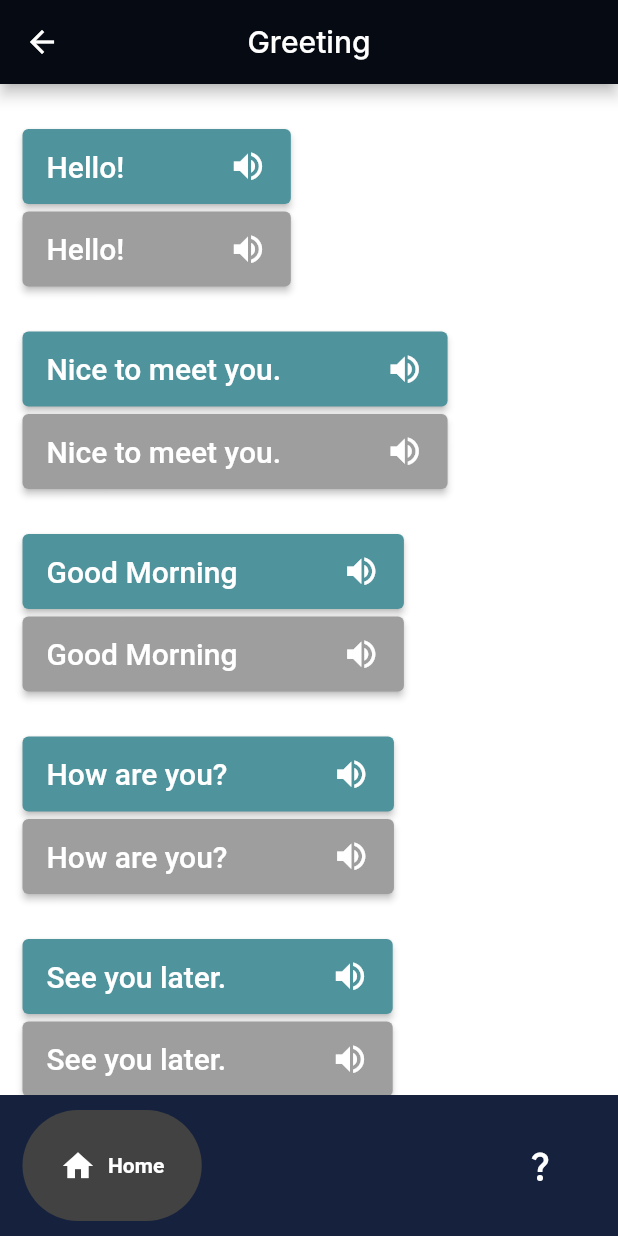
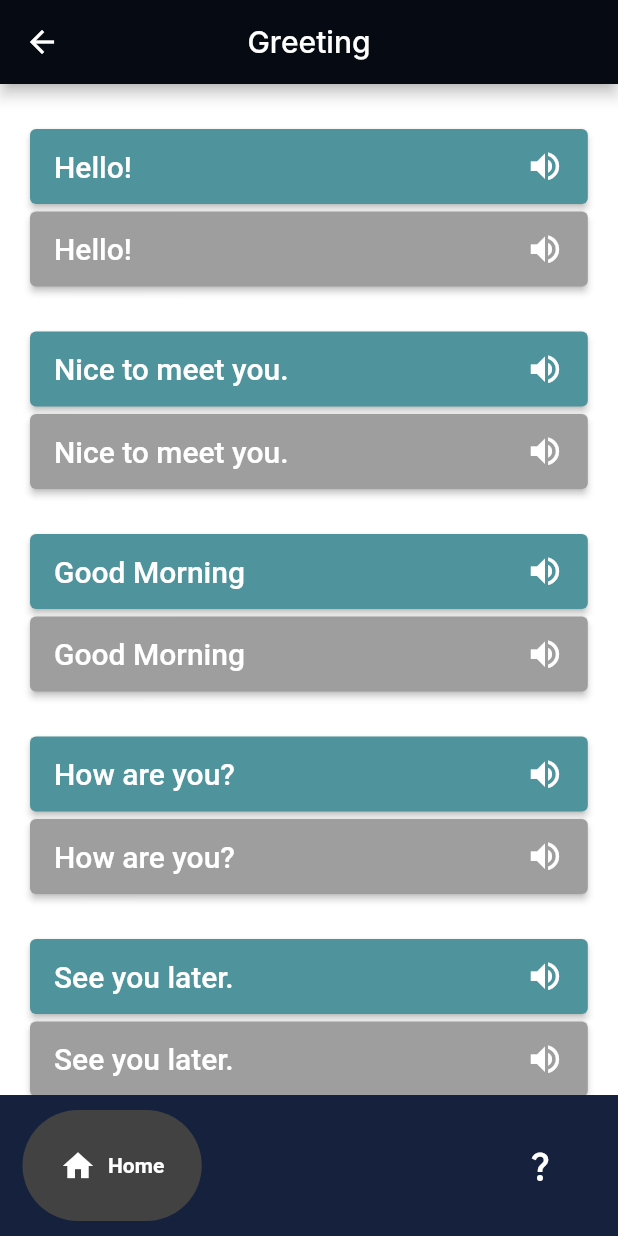
Before and after one commit to Nicolep02/starters, a Flutter app: the Greeting screen opened directly, on a phone screen of 412 x 824 dp. Run offline on Flutter 3.47's test engine with Material 2 defaults, Android fonts, the phone set to English and light mode, and no system bars; drawn by our look-alikes of google_nav_bar; generated files the repository leaves out were written again; Roboto replaces fonts that are missing (Inter).

Commit message:
Final subcategory format greetings.dart

```diff
--- a/lib/conversational_pages/greeting.dart
+++ b/lib/conversational_pages/greeting.dart
@@ -15,6 +15,7 @@ class Greeting extends StatefulWidget {
 class _GreetingState extends State<Greeting> {
   @override
   Widget build(BuildContext context) {
+    double c_width = MediaQuery.of(context).size.width*0.74;
     return Scaffold(
       backgroundColor: Colors.white,
       appBar: AppBar(
@@ -36,9 +37,9 @@ class _GreetingState extends State<Greeting> {
               crossAxisAlignment: CrossAxisAlignment.end,
               children: [
                 //SizedBox(width: 30),
-                SizedBox(width: 15,),
-
+                SizedBox(width: 20),
                 Column(
+                  crossAxisAlignment: CrossAxisAlignment.start,
                   children: [
                     SizedBox(height: 30),
                     ElevatedButton(
@@ -49,10 +50,78 @@ class _GreetingState extends State<Greeting> {
                       child: Row(
                         mainAxisSize: MainAxisSize.min,
                         children: [
-                          Text("Hello!",
-                            style: TextStyle(fontSize: 20),), // <-- Text
+                          Container(
+                            width: c_width,
+                            padding: EdgeInsets.fromLTRB(0, 8, 0, 8),
+                            child: Text("Hello!",
+                              style: TextStyle(fontSize: 20),),
+                          ), // <-- Text
                           SizedBox(
-                              width: 70, height: 50
+                              width: 10, height: 50
+                          ),
+                          Icon( // <-- Icon
+                            Icons.volume_up,
+                            size: 25.0,
+                          ),
+                        ],
+                      ),
+                    ),
+                    SizedBox(height: 5),
+                    ElevatedButton(
+                      onPressed: () {},
+                      style: ElevatedButton.styleFrom(
+                        backgroundColor: Colors.grey,
+                      ),
+                      child: Row(
+                        // mainAxisSize: MainAxisSize.min,
+                        children: [
+                          Container(
+                            width: c_width,
+                            padding: EdgeInsets.fromLTRB(0, 8, 0, 8),
+                            child: Text(AppLocalizations.of(context)!.greetingOne,
+                            style: TextStyle(fontSize: 20),
+                            ),
+                          ), // <-- Text
+                          SizedBox(
+                              width: 10, height: 50
+                          ),
+                          Icon( // <-- Icon
+                            Icons.volume_up,
+                            size: 25.0,
+                          ),
+                        ],
+                      ),
+                    ),
+                  ],
+                ),
+              ],),
+
+            Row(
+              mainAxisAlignment: MainAxisAlignment.start,
+              crossAxisAlignment: CrossAxisAlignment.end,
+              children: [
+                //SizedBox(width: 30),
+                SizedBox(width: 20),
+                Column(
+                  crossAxisAlignment: CrossAxisAlignment.start,
+                  children: [
+                    SizedBox(height: 30),
+                    ElevatedButton(
+                      onPressed: () {},
+                      style: ElevatedButton.styleFrom(
+                        backgroundColor: Color(0xFF4F939C),
+                      ),
+                      child: Row(
+                        mainAxisSize: MainAxisSize.min,
+                        children: [
+                          Container(
+                            width: c_width,
+                            padding: EdgeInsets.fromLTRB(0, 8, 0, 8),
+                            child: Text("Nice to meet you.",
+                              style: TextStyle(fontSize: 20),),
+                          ), // <-- Text
+                          SizedBox(
+                              width: 10, height: 50
                           ),
                           Icon( // <-- Icon
                             Icons.volume_up,
@@ -70,10 +139,14 @@ class _GreetingState extends State<Greeting> {
                       child: Row(
                         mainAxisSize: MainAxisSize.min,
                         children: [
-                          Text(AppLocalizations.of(context)!.greetingOne,
-                            style: TextStyle(fontSize: 20),), // <-- Text
+                          Container(
+                            width: c_width,
+                            padding: EdgeInsets.fromLTRB(0, 8, 0, 8),
+                            child: Text(AppLocalizations.of(context)!.greetingTwo,
+                      style: TextStyle(fontSize: 20),),
+                          ),// <-- Text
                           SizedBox(
-                              width: 70, height: 50
+                              width: 10, height: 50
                           ),
                           Icon( // <-- Icon
                             Icons.volume_up,
@@ -85,15 +158,14 @@ class _GreetingState extends State<Greeting> {
                   ],
                 ),
               ],),
-
             Row(
               mainAxisAlignment: MainAxisAlignment.start,
               crossAxisAlignment: CrossAxisAlignment.end,
               children: [
                 //SizedBox(width: 30),
-                SizedBox(width: 15,),
-
+                SizedBox(width: 20),
                 Column(
+                  crossAxisAlignment: CrossAxisAlignment.start,
                   children: [
                     SizedBox(height: 30),
                     ElevatedButton(
@@ -104,10 +176,14 @@ class _GreetingState extends State<Greeting> {
                       child: Row(
                         mainAxisSize: MainAxisSize.min,
                         children: [
-                          Text("Nice to meet you.",
-                            style: TextStyle(fontSize: 20),), // <-- Text
+                          Container(
+                            width: c_width,
+                            padding: EdgeInsets.fromLTRB(0, 8, 0, 8),
+                            child: Text("Good Morning",
+                              style: TextStyle(fontSize: 20),),
+                          ), // <-- Text
                           SizedBox(
-                              width: 70, height: 50
+                              width: 10, height: 50
                           ),
                           Icon( // <-- Icon
                             Icons.volume_up,
@@ -125,10 +201,14 @@ class _GreetingState extends State<Greeting> {
                       child: Row(
                         mainAxisSize: MainAxisSize.min,
                         children: [
-                          Text(AppLocalizations.of(context)!.greetingTwo,
-                      style: TextStyle(fontSize: 20),),// <-- Text
+                          Container(
+                            width: c_width,
+                            padding: EdgeInsets.fromLTRB(0, 8, 0, 8),
+                            child: Text(AppLocalizations.of(context)!.greetingThree,
+                              style: TextStyle(fontSize: 20),),
+                          ), // <-- Text
                           SizedBox(
-                              width: 70, height: 50
+                              width: 10, height: 50
                           ),
                           Icon( // <-- Icon
                             Icons.volume_up,
@@ -145,9 +225,10 @@ class _GreetingState extends State<Greeting> {
               crossAxisAlignment: CrossAxisAlignment.end,
               children: [
                 //SizedBox(width: 30),
-                SizedBox(width: 15,),
+                SizedBox(width: 20),
 
                 Column(
+                  crossAxisAlignment: CrossAxisAlignment.start,
                   children: [
                     SizedBox(height: 30),
                     ElevatedButton(
@@ -158,10 +239,14 @@ class _GreetingState extends State<Greeting> {
                       child: Row(
                         mainAxisSize: MainAxisSize.min,
                         children: [
-                          Text("Good Morning",
-                            style: TextStyle(fontSize: 20),), // <-- Text
+                          Container(
+                            width: c_width,
+                            padding: EdgeInsets.fromLTRB(0, 8, 0, 8),
+                            child: Text("How are you?",
+                              style: TextStyle(fontSize: 20),),
+                          ), // <-- Text
                           SizedBox(
-                              width: 70, height: 50
+                              width: 10, height: 50
                           ),
                           Icon( // <-- Icon
                             Icons.volume_up,
@@ -179,10 +264,14 @@ class _GreetingState extends State<Greeting> {
                       child: Row(
                         mainAxisSize: MainAxisSize.min,
                         children: [
-                          Text(AppLocalizations.of(context)!.greetingThree,
-                            style: TextStyle(fontSize: 20),), // <-- Text
+                          Container(
+                            width: c_width,
+                            padding: EdgeInsets.fromLTRB(0, 8, 0, 8),
+                            child: Text(AppLocalizations.of(context)!.greetingFour,
+                              style: TextStyle(fontSize: 20),),
+                          ), // <-- Text
                           SizedBox(
-                              width: 70, height: 50
+                              width: 10, height: 50
                           ),
                           Icon( // <-- Icon
                             Icons.volume_up,
@@ -199,9 +288,10 @@ class _GreetingState extends State<Greeting> {
               crossAxisAlignment: CrossAxisAlignment.end,
               children: [
                 //SizedBox(width: 30),
-                SizedBox(width: 15,),
+                SizedBox(width: 20),
 
                 Column(
+                  crossAxisAlignment: CrossAxisAlignment.start,
                   children: [
                     SizedBox(height: 30),
                     ElevatedButton(
@@ -212,10 +302,14 @@ class _GreetingState extends State<Greeting> {
                       child: Row(
                         mainAxisSize: MainAxisSize.min,
                         children: [
-                          Text("How are you?",
-                            style: TextStyle(fontSize: 20),), // <-- Text
+                          Container(
+                            width: c_width,
+                            padding: EdgeInsets.fromLTRB(0, 8, 0, 8),
+                            child: Text("See you later.",
+                              style: TextStyle(fontSize: 20),),
+                          ), // <-- Text
                           SizedBox(
-                              width: 70, height: 50
+                              width: 10, height: 50
                           ),
                           Icon( // <-- Icon
                             Icons.volume_up,
@@ -233,64 +327,14 @@ class _GreetingState extends State<Greeting> {
                       child: Row(
                         mainAxisSize: MainAxisSize.min,
                         children: [
-                          Text(AppLocalizations.of(context)!.greetingFour,
-                            style: TextStyle(fontSize: 20),), // <-- Text
+                          Container(
+                            width: c_width,
+                            padding: EdgeInsets.fromLTRB(0, 8, 0, 8),
+                            child: Text(AppLocalizations.of(context)!.greetingFive,
+                              style: TextStyle(fontSize: 20),),
+                          ), // <-- Text
                           SizedBox(
-                              width: 70, height: 50
-                          ),
-                          Icon( // <-- Icon
-                            Icons.volume_up,
-                            size: 25.0,
-                          ),
-                        ],
-                      ),
-                    ),
-                  ],
-                ),
-              ],),
-            Row(
-              mainAxisAlignment: MainAxisAlignment.start,
-              crossAxisAlignment: CrossAxisAlignment.end,
-              children: [
-                //SizedBox(width: 30),
-                SizedBox(width: 15,),
-
-                Column(
-                  children: [
-                    SizedBox(height: 30),
-                    ElevatedButton(
-                      onPressed: () {},
-                      style: ElevatedButton.styleFrom(
-                        backgroundColor: Color(0xFF4F939C),
-                      ),
-                      child: Row(
-                        mainAxisSize: MainAxisSize.min,
-                        children: [
-                          Text("See you later.",
-                            style: TextStyle(fontSize: 20),), // <-- Text
-                          SizedBox(
-                              width: 70, height: 50
-                          ),
-                          Icon( // <-- Icon
-                            Icons.volume_up,
-                            size: 25.0,
-                          ),
-                        ],
-                      ),
-                    ),
-                    SizedBox(height: 5),
-                    ElevatedButton(
-                      onPressed: () {},
-                      style: ElevatedButton.styleFrom(
-                        backgroundColor: Colors.grey,
-                      ),
-                      child: Row(
-                        mainAxisSize: MainAxisSize.min,
-                        children: [
-                          Text(AppLocalizations.of(context)!.greetingFive,
-                            style: TextStyle(fontSize: 20),), // <-- Text
-                          SizedBox(
-                              width: 70, height: 50
+                              width: 10, height: 50
                           ),
                           Icon( // <-- Icon
                             Icons.volume_up,
--- a/lib/l10n/app_ja.arb
+++ b/lib/l10n/app_ja.arb
@@ -4,7 +4,7 @@
 
     "greetingTitle": "挨拶",
 
-    "greetingOne": "こんにちは！",
+    "greetingOne": "こんにちは!",
     "greetingTwo": "はじめまして.",
     "greetingThree": "おはようございます/ こんばんは.",
     "greetingFour": "元気ですか?",
```
